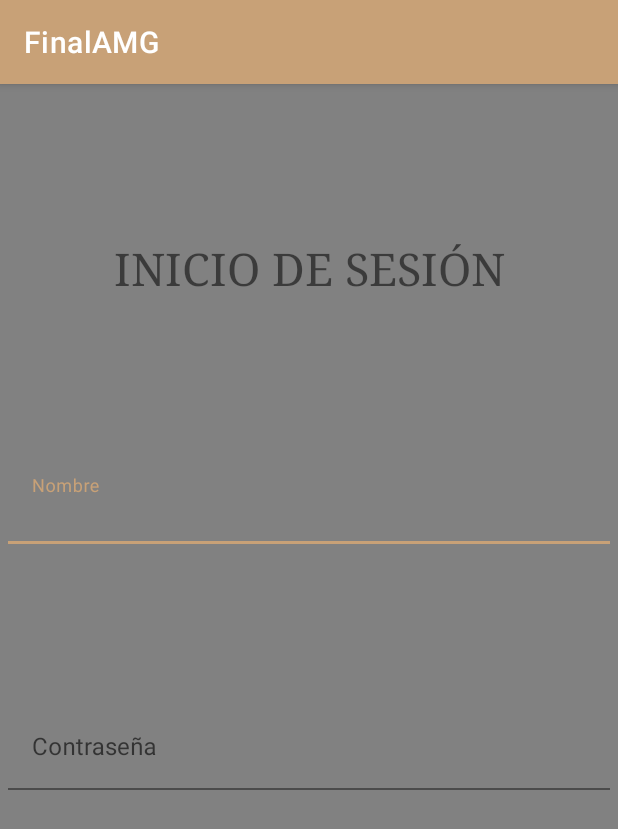
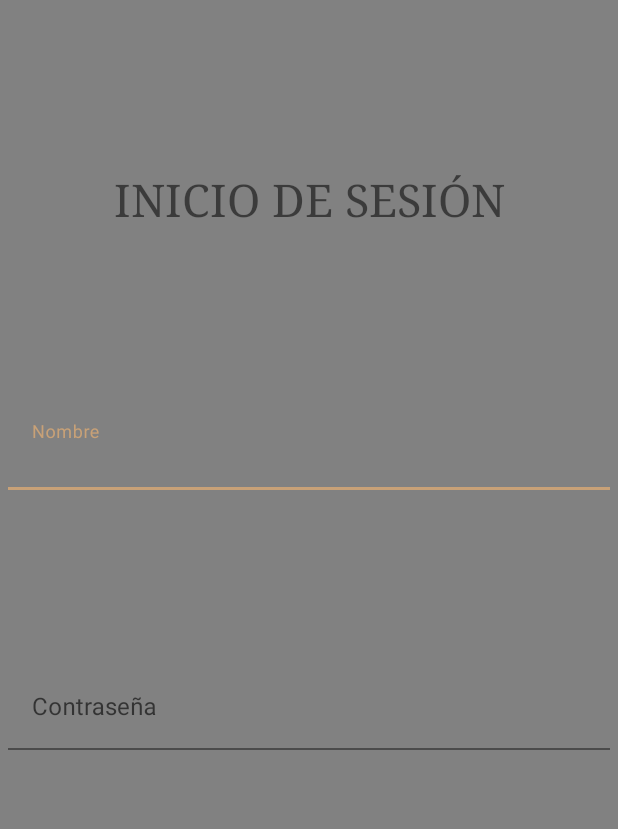
Before and after one commit to Tonikin69/TFGAMG, an Android app: the screen it shows after launch (MainActivity), on a phone screen of 412 x 824 dp. Shown: the top 829 px of the screen. Run offline under Robolectric (Android 15) with nearby library versions, the phone set to English and light mode, and no system bars; our stand-ins replace Firebase (no records; nobody signed in at launch, a user with empty details on screens opened directly).

Commit message:
no action bar

```diff
--- a/app/src/main/res/values/themes.xml
+++ b/app/src/main/res/values/themes.xml
@@ -1,6 +1,6 @@
 <resources xmlns:tools="http://schemas.android.com/tools">
     <!-- Base application theme. -->
-    <style name="Theme.FinalAMG" parent="Theme.MaterialComponents.DayNight.DarkActionBar">
+    <style name="Theme.FinalAMG" parent="Theme.MaterialComponents.DayNight.NoActionBar">
         <!-- Primary brand color. -->
         <item name="colorPrimary">@color/miamarillo</item>
         <item name="colorPrimaryVariant">@color/miamarillo</item>
```
